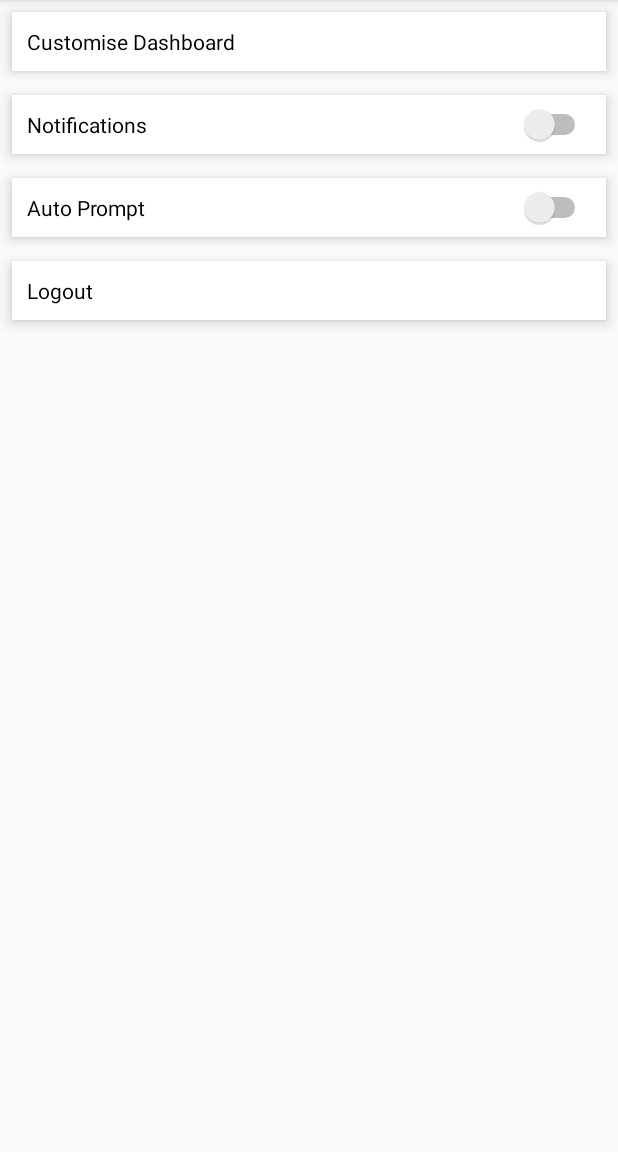
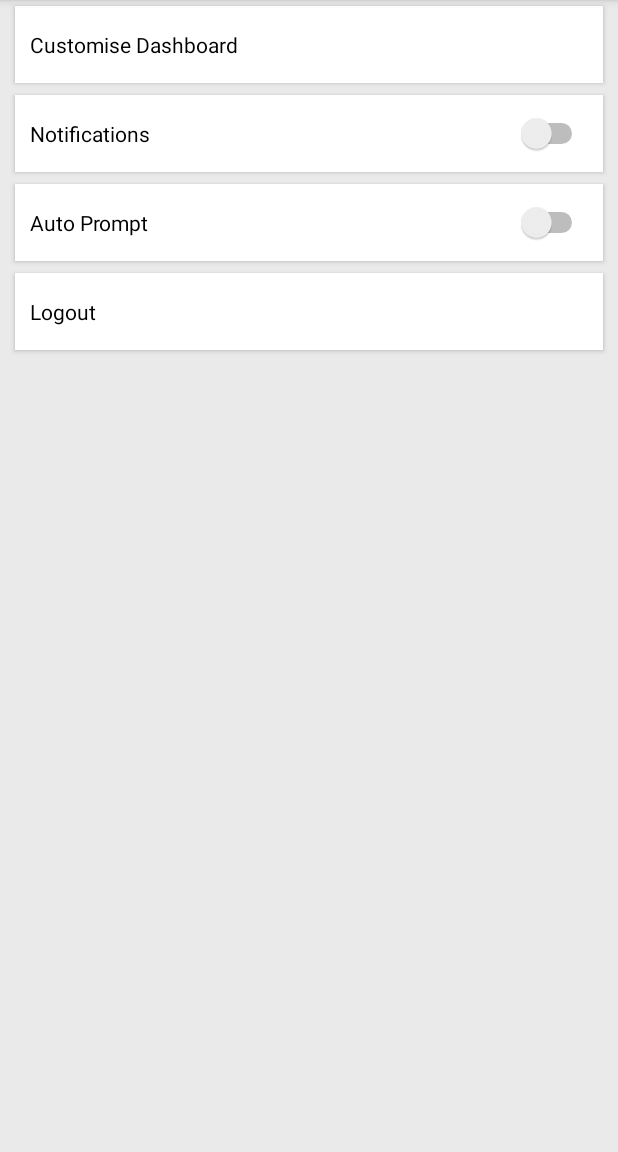
Before and after one commit to bmpickford/CapstoneProject, an Android app: the screen it shows after launch (MainActivity), in the side drawer, after a tap on "Settings", on a phone screen of 412 x 824 dp, the part 84-1236 px from its top. Run offline under Robolectric (Android 15) with nearby library versions, the phone set to English and light mode, and no system bars.

Commit message:
Added button to goals and updated settings/links styles

```diff
--- a/app/src/main/res/layout/fragment_settings_page.xml
+++ b/app/src/main/res/layout/fragment_settings_page.xml
@@ -2,7 +2,8 @@
     xmlns:tools="http://schemas.android.com/tools"
     android:layout_width="match_parent"
     android:layout_height="match_parent"
-    tools:context="com.app.captsone.app.SettingsPage">
+    tools:context="com.app.captsone.app.SettingsPage"
+    android:background="@color/colorBackground">
 
     <LinearLayout
         android:layout_width="match_parent"
@@ -14,18 +15,18 @@
             android:id="@+id/sDashboard"
             android:layout_width="match_parent"
             android:layout_height="wrap_content"
-            android:layout_marginBottom="8dp"
-            android:layout_marginLeft="8dp"
-            android:layout_marginRight="8dp"
-            android:layout_marginTop="8dp"
+            android:layout_marginBottom="@dimen/list_m_bottom"
+            android:layout_marginStart="@dimen/list_m_left"
+            android:layout_marginEnd="@dimen/list_m_right"
+            android:layout_marginTop="@dimen/list_m_top"
             android:layout_weight="1"
             android:background="@android:color/white"
             android:clickable="true"
-            android:elevation="5dp"
-            android:paddingBottom="10dp"
-            android:paddingLeft="10dp"
-            android:paddingRight="10dp"
-            android:paddingTop="10dp"
+            android:elevation="@dimen/list_elevation"
+            android:paddingBottom="@dimen/list_p_bottom"
+            android:paddingLeft="@dimen/list_m_left"
+            android:paddingEnd="@dimen/list_p_right"
+            android:paddingTop="@dimen/list_p_top"
             android:text="Customise Dashboard"
             android:textColor="@android:color/black" />
 
@@ -33,58 +34,54 @@
             android:id="@+id/sNotify"
             android:layout_width="match_parent"
             android:layout_height="wrap_content"
-            android:layout_marginBottom="8dp"
-            android:layout_marginLeft="8dp"
-            android:layout_marginRight="8dp"
-            android:layout_marginTop="8dp"
+            android:layout_marginBottom="@dimen/list_m_bottom"
+            android:layout_marginStart="@dimen/list_m_left"
+            android:layout_marginEnd="@dimen/list_m_right"
+            android:layout_marginTop="@dimen/list_m_top"
             android:layout_weight="1"
             android:background="@android:color/white"
-            android:elevation="5dp"
-            android:paddingBottom="10dp"
-            android:paddingLeft="10dp"
-            android:paddingRight="10dp"
-            android:paddingTop="10dp"
+            android:elevation="@dimen/list_elevation"
+            android:paddingBottom="@dimen/list_p_bottom"
+            android:paddingLeft="@dimen/list_m_left"
+            android:paddingEnd="@dimen/list_p_right"
+            android:paddingTop="@dimen/list_p_top"
             android:text="Notifications" />
 
         <Switch
             android:id="@+id/sPrompt"
             android:layout_width="match_parent"
             android:layout_height="wrap_content"
-            android:layout_marginBottom="8dp"
-            android:layout_marginLeft="8dp"
-            android:layout_marginRight="8dp"
-            android:layout_marginTop="8dp"
+            android:layout_marginBottom="@dimen/list_m_bottom"
+            android:layout_marginStart="@dimen/list_m_left"
+            android:layout_marginEnd="@dimen/list_m_right"
+            android:layout_marginTop="@dimen/list_m_top"
             android:layout_weight="1"
             android:background="@android:color/white"
-            android:elevation="5dp"
-            android:paddingBottom="10dp"
-            android:paddingLeft="10dp"
-            android:paddingRight="10dp"
-            android:paddingTop="10dp"
+            android:elevation="@dimen/list_elevation"
+            android:paddingBottom="@dimen/list_p_bottom"
+            android:paddingLeft="@dimen/list_m_left"
+            android:paddingEnd="@dimen/list_p_right"
+            android:paddingTop="@dimen/list_p_top"
             android:text="Auto Prompt" />
 
         <TextView
             android:id="@+id/sLogout"
             android:layout_width="match_parent"
             android:layout_height="wrap_content"
-            android:layout_marginBottom="8dp"
-            android:layout_marginLeft="8dp"
-            android:layout_marginRight="8dp"
-            android:layout_marginTop="8dp"
+            android:layout_marginBottom="@dimen/list_m_bottom"
+            android:layout_marginStart="@dimen/list_m_left"
+            android:layout_marginEnd="@dimen/list_m_right"
+            android:layout_marginTop="@dimen/list_m_top"
             android:layout_weight="1"
             android:background="@android:color/white"
             android:clickable="true"
-            android:elevation="5dp"
-            android:enabled="false"
-            android:focusable="true"
-            android:focusableInTouchMode="true"
+            android:elevation="@dimen/list_elevation"
             android:linksClickable="false"
-            android:paddingBottom="10dp"
-            android:paddingLeft="10dp"
-            android:paddingRight="10dp"
-            android:paddingTop="10dp"
-            android:singleLine="false"
-            android:text="Logout"
+            android:paddingBottom="@dimen/list_p_bottom"
+            android:paddingLeft="@dimen/list_m_left"
+            android:paddingEnd="@dimen/list_p_right"
+            android:paddingTop="@dimen/list_p_top"
+            android:text="@string/logout"
             android:textColor="@android:color/black" />
     </LinearLayout>
 
--- a/app/src/main/res/values/colors.xml
+++ b/app/src/main/res/values/colors.xml
@@ -3,5 +3,6 @@
     <color name="colorPrimary">#28487b</color>
     <color name="colorPrimaryDark">#28487b</color>
     <color name="colorAccent">#FF4081</color>
-    <color name="colorWhite">#FFFFFF</color>
+    <color name="colorWhite">#ffffff</color>
+    <color name="colorBackground">#EAEAEA</color>
 </resources>
--- a/app/src/main/res/values/dimens.xml
+++ b/app/src/main/res/values/dimens.xml
@@ -5,4 +5,17 @@
     <dimen name="nav_header_vertical_spacing">16dp</dimen>
     <dimen name="nav_header_height">24dp</dimen>
     <dimen name="fab_margin">16dp</dimen>
+
+    <!-- LINKS/SETTING "BUTTONS" -->
+    <dimen name="list_m_bottom">4dp</dimen>
+    <dimen name="list_m_top">4dp</dimen>
+    <dimen name="list_m_left">10dp</dimen>
+    <dimen name="list_m_right">10dp</dimen>
+
+    <dimen name="list_p_bottom">16dp</dimen>
+    <dimen name="list_p_top">16dp</dimen>
+    <dimen name="list_p_left">10dp</dimen>
+    <dimen name="list_p_right">10dp</dimen>
+
+    <dimen name="list_elevation">2dp</dimen>
 </resources>
--- a/app/src/main/res/values/strings.xml
+++ b/app/src/main/res/values/strings.xml
@@ -6,4 +6,11 @@
 
     <string name="action_settings">Settings</string>
 
+    <string name="logout">Logout</string>
+
+    <!-- LINKS -->
+    <string name="link1"><a href="https://www.lynda.com">Lynda</a></string>
+    <string name="link2">STIMulate</string>
+    <string name="link3">QUT Medical</string>
+
 </resources>
```
Also changed, not shown: app/src/main/res/drawable/ic_add_circle_black_24dp.xml (added, +9 -0 lines), app/src/main/res/layout/fragment_course_page.xml (+60 -9 lines), app/src/main/res/layout/fragment_goals_page.xml (+7 -6 lines), app/src/main/res/layout/fragment_links_page.xml (+36 -37 lines).
